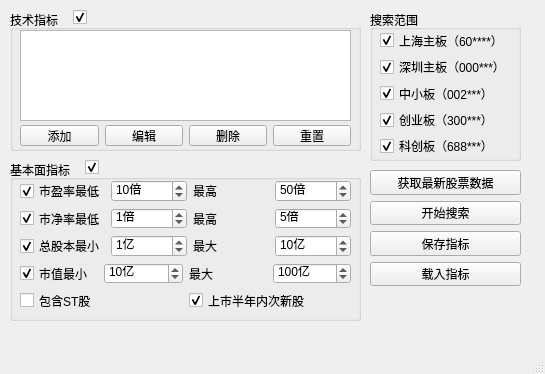
Before: the Qt Designer form QtDesign/StockFinder.ui in victor647/QuantumStockTrade, drawn with Qt 5.
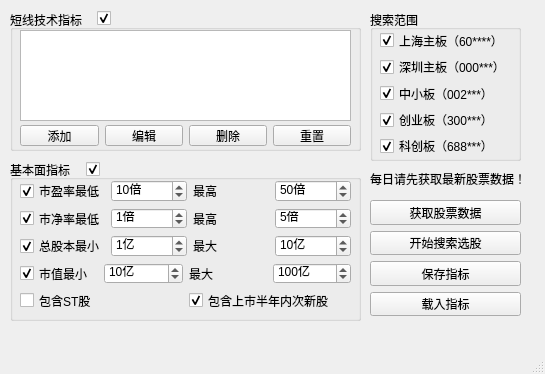
After: the same form once the commit is applied.

What changed in the file:
```diff
--- a/QtDesign/StockFinder.ui
+++ b/QtDesign/StockFinder.ui
@@ -150,7 +150,7 @@
      </font>
     </property>
     <property name="title">
-     <string>技术指标</string>
+     <string>短线技术指标</string>
     </property>
     <widget class="QListWidget" name="listWidget">
      <property name="geometry">
@@ -162,7 +162,7 @@
       </rect>
      </property>
     </widget>
-    <widget class="QWidget" name="">
+    <widget class="QWidget" name="layoutWidget">
      <property name="geometry">
       <rect>
        <x>10</x>
@@ -557,7 +557,7 @@
         <item>
          <widget class="QCheckBox" name="cbxIncludeNewStock">
           <property name="text">
-           <string>上市半年内次新股</string>
+           <string>包含上市半年内次新股</string>
           </property>
           <property name="checked">
            <bool>true</bool>
@@ -572,8 +572,8 @@
    <widget class="QCheckBox" name="cbxTechnicalIndexEnabled">
     <property name="geometry">
      <rect>
-      <x>73</x>
-      <y>9</y>
+      <x>97</x>
+      <y>10</y>
       <width>21</width>
       <height>16</height>
      </rect>
@@ -594,8 +594,8 @@
    <widget class="QCheckBox" name="cbxCompanyInfoEnabled">
     <property name="geometry">
      <rect>
-      <x>85</x>
-      <y>159</y>
+      <x>86</x>
+      <y>161</y>
       <width>21</width>
       <height>16</height>
      </rect>
@@ -613,11 +613,11 @@
      <bool>true</bool>
     </property>
    </widget>
-   <widget class="QWidget" name="">
+   <widget class="QWidget" name="layoutWidget">
     <property name="geometry">
      <rect>
       <x>370</x>
-      <y>170</y>
+      <y>200</y>
       <width>151</width>
       <height>116</height>
      </rect>
@@ -632,7 +632,7 @@
         </font>
        </property>
        <property name="text">
-        <string>获取最新股票数据</string>
+        <string>获取股票数据</string>
        </property>
       </widget>
      </item>
@@ -645,7 +645,7 @@
         </font>
        </property>
        <property name="text">
-        <string>开始搜索</string>
+        <string>开始搜索选股</string>
        </property>
       </widget>
      </item>
@@ -677,6 +677,25 @@
      </item>
     </layout>
    </widget>
+   <widget class="QLabel" name="lblGetStockReminder">
+    <property name="geometry">
+     <rect>
+      <x>370</x>
+      <y>171</y>
+      <width>151</width>
+      <height>16</height>
+     </rect>
+    </property>
+    <property name="font">
+     <font>
+      <family>Microsoft YaHei UI</family>
+      <pointsize>9</pointsize>
+     </font>
+    </property>
+    <property name="text">
+     <string>每日请先获取最新股票数据！</string>
+    </property>
+   </widget>
   </widget>
   <widget class="QMenuBar" name="menubar">
    <property name="geometry">
```
Left out of the diff: 104 changed lines with no effect on the pictures.
